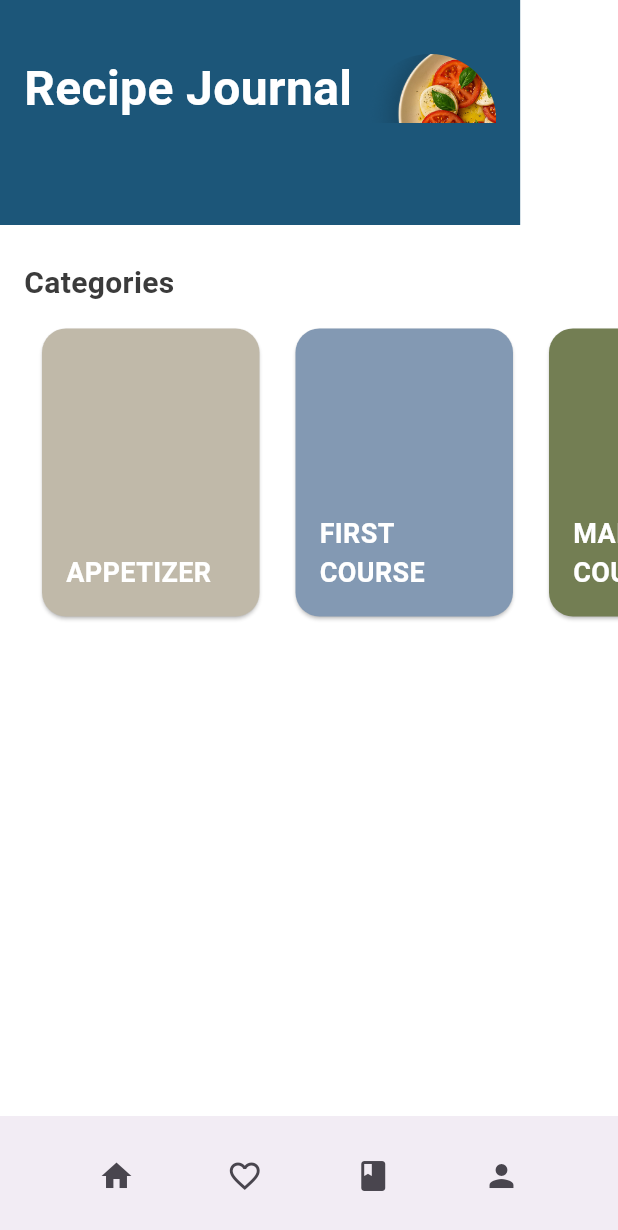
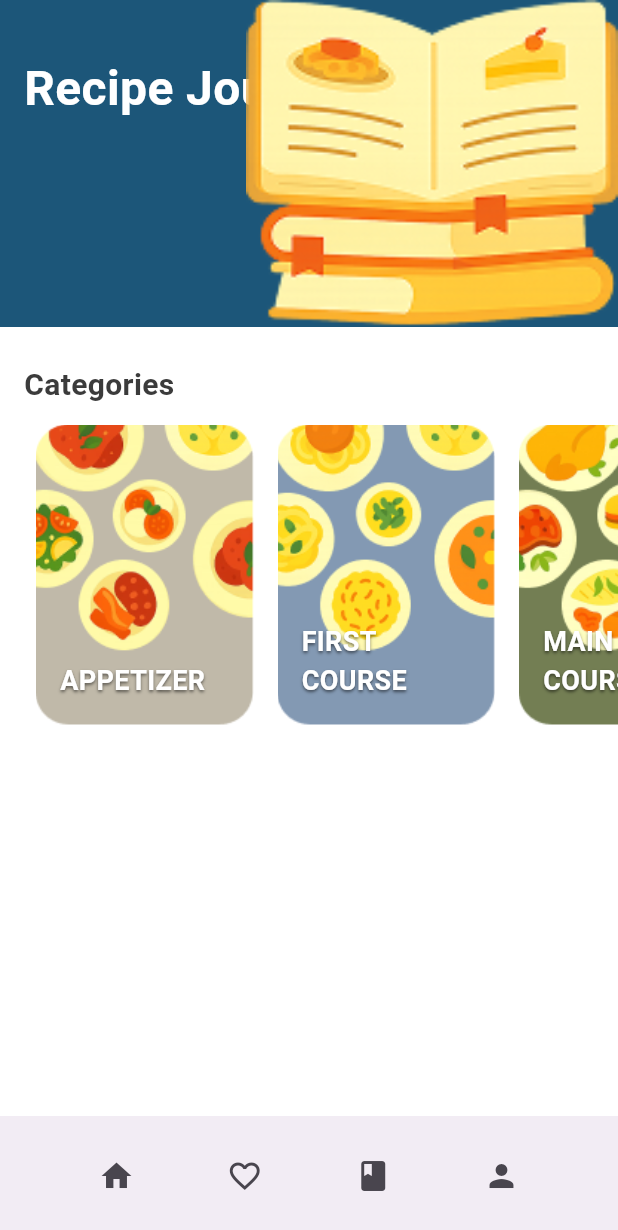
Before and after one commit to 195fra/Let-Me-Cook, a Flutter app: the screen it shows after launch, item 2 of the bottom bar chosen, after a tap on the "book" icon, on a phone screen of 412 x 824 dp. Shown: the top 1230 px of the screen. Run offline on Flutter 3.47's test engine with Material 3 defaults, Android fonts, the light colour scheme and no system bars; our stand-ins replace shared_preferences; Roboto replaces fonts that are missing (Dosis).

Commit message:
Sistemato un po' grafica

```diff
--- a/let_me_cook/lib/Pages/Favorite.dart
+++ b/let_me_cook/lib/Pages/Favorite.dart
@@ -4,6 +4,7 @@ import 'package:let_me_cook/components/bottom_bar.dart';
 import 'package:let_me_cook/components/favourites_service.dart';
 import 'package:let_me_cook/data/food_item.dart';
 import 'package:let_me_cook/Pages/Recipe_page.dart';
+import 'package:let_me_cook/components/category_header.dart';
 
 class FavouritePage extends StatefulWidget {
   final List<FoodItem> allItems;
@@ -19,7 +20,6 @@ class _FavouritePageState extends State<FavouritePage> {
   final Map<String, bool> favorites = {};
   final FavoritesService _favoritesService = FavoritesService();
 
-  // lista visibile dei preferiti (ricomputata ogni volta che cambiano i favoriti)
   late List<FoodItem> favoriteItems = [];
 
   @override
@@ -31,10 +31,8 @@ class _FavouritePageState extends State<FavouritePage> {
   Future<void> _loadFavorites() async {
     final loadedFavorites = await _favoritesService.loadFavorites();
     setState(() {
-      favorites
-        ..clear()
-        ..addAll(loadedFavorites);
-      // popola la lista visibile basandosi sulla mappa dei preferiti
+      favorites.clear();
+      favorites.addAll(loadedFavorites);
       favoriteItems = widget.allItems
           .where((item) => favorites[item.title] == true)
           .toList();
@@ -42,9 +40,7 @@ class _FavouritePageState extends State<FavouritePage> {
   }
 
   Future<void> _toggleFavorite(String title) async {
-    // aggiorna e salva tramite il service
     await _favoritesService.toggleFavorite(favorites, title);
-    // ricomputa la lista visibile e forza rebuild
     setState(() {
       favoriteItems = widget.allItems
           .where((item) => favorites[item.title] == true)
@@ -55,9 +51,25 @@ class _FavouritePageState extends State<FavouritePage> {
   @override
   Widget build(BuildContext context) {
     return Scaffold(
-      appBar: AppBar(title: const Text('Your Faves')),
-      body: Column(
+      backgroundColor: Colors.white,
+      body: SafeArea(
+        child: Column(
           children: [
+            // 🔶 Header riutilizzato e stilizzato
+            SizedBox(
+              width: double.infinity,
+              child: CategoryHeader(
+                title: "Your Faves",
+                category: "favourites",
+                searchValue: '',
+                onSearchChanged: (_) {},
+                backgroundColor: const Color(0xFF5F4B3B),
+                showSearchBar: false,
+                showBackButton: false,
+              ),
+            ),
+            const SizedBox(height: 32), // 🔶 distanza tra header e carosello
+            // 🔶 Carosello categorie
             SingleChildScrollView(
               scrollDirection: Axis.horizontal,
               padding: const EdgeInsets.symmetric(horizontal: 8, vertical: 12),
@@ -72,6 +84,7 @@ class _FavouritePageState extends State<FavouritePage> {
                 ],
               ),
             ),
+            // 🔶 Lista dei preferiti filtrati
             Expanded(
               child: Builder(
                 builder: (context) {
@@ -79,15 +92,12 @@ class _FavouritePageState extends State<FavouritePage> {
                     return const Center(child: Text('No favorites yet'));
                   }
 
-                // applica filtro di categoria alla lista già filtrata per preferiti
                   final visible = selectedCategory == 'All'
                       ? favoriteItems
                       : favoriteItems
-                          .where(
-                            (i) =>
+                      .where((i) =>
                   i.category.trim().toLowerCase() ==
-                                selectedCategory.trim().toLowerCase(),
-                          )
+                      selectedCategory.trim().toLowerCase())
                       .toList();
 
                   if (visible.isEmpty) {
@@ -127,21 +137,39 @@ class _FavouritePageState extends State<FavouritePage> {
             ),
           ],
         ),
+      ),
       bottomNavigationBar: const BottomBar(),
     );
   }
 
   Widget buildCategoryChip(String category) {
+    final bool isSelected = selectedCategory == category;
+
     return Padding(
       padding: const EdgeInsets.symmetric(horizontal: 6),
-      child: ChoiceChip(
-        label: Text(category),
-        selected: selectedCategory == category,
-        onSelected: (bool selected) {
+      child: GestureDetector(
+        onTap: () {
           setState(() {
             selectedCategory = category;
           });
         },
+        child: Container(
+          padding: const EdgeInsets.symmetric(horizontal: 16, vertical: 10),
+          decoration: BoxDecoration(
+            color: isSelected ? const Color(0xFF5F4B3B) : Colors.white,
+            borderRadius: BorderRadius.circular(30),
+            border: Border.all(
+              color: isSelected ? const Color(0xFF5F4B3B) : Colors.grey.shade300,
+            ),
+          ),
+          child: Text(
+            category,
+            style: TextStyle(
+              color: isSelected ? Colors.white : Colors.black,
+              fontWeight: FontWeight.bold,
+            ),
+          ),
+        ),
       ),
     );
   }
--- a/let_me_cook/lib/Pages/category_page.dart
+++ b/let_me_cook/lib/Pages/category_page.dart
@@ -68,7 +68,7 @@ class _CategoryPageState extends State<CategoryPage> {
     final headerColor = getCategoryColor(widget.category);
 
     return Scaffold(
-      backgroundColor: Colors.black,
+      backgroundColor: Colors.white,
       body: SafeArea(
         child: FutureBuilder<List<FoodItem>>(
           future: _foodFuture,
--- a/let_me_cook/lib/Pages/recipe_journal.dart
+++ b/let_me_cook/lib/Pages/recipe_journal.dart
@@ -1,8 +1,8 @@
 import 'package:flutter/material.dart';
 import 'package:let_me_cook/Pages/category_page.dart';
 import 'package:let_me_cook/components/category_header.dart';
-import 'package:let_me_cook/data/category_colors.dart';
 import 'package:let_me_cook/components/bottom_bar.dart';
+import 'package:let_me_cook/data/category_backgrounds.dart';
 
 class RecipeJournal extends StatefulWidget {
   const RecipeJournal({super.key});
@@ -23,13 +23,10 @@ class _RecipeJournalState extends State<RecipeJournal> {
   int _currentIndex = 0;
 
   void _onTabSelected(int index) {
-    // Per ora cambiamo solo l'indice selezionato; eventuale navigazione può essere
-    // aggiunta qui (es. aprire Favorites o Profile)
     setState(() {
       _currentIndex = index;
     });
 
-    // Esempio minimo: mostrare uno snack per le tab non implementate
     if (index != 0) {
       final labels = ['Home', 'Favorites', 'Profile'];
       ScaffoldMessenger.of(context).showSnackBar(
@@ -88,14 +85,16 @@ class _RecipeJournalState extends State<RecipeJournal> {
                             ),
                           );
                         },
-                        child: Card(
-                          color: getCategoryColor(category),
-                          shape: RoundedRectangleBorder(
-                            borderRadius: BorderRadius.circular(16),
-                          ),
-                          child: SizedBox(
+                        child: Container(
                           width: 145,
                           height: 200,
+                          decoration: BoxDecoration(
+                            borderRadius: BorderRadius.circular(16),
+                            image: DecorationImage(
+                              image: AssetImage(getCategoryBackground(category)),
+                              fit: BoxFit.cover,
+                            ),
+                          ),
                           child: Padding(
                             padding: const EdgeInsets.all(16),
                             child: Align(
@@ -107,7 +106,13 @@ class _RecipeJournalState extends State<RecipeJournal> {
                                   fontWeight: FontWeight.bold,
                                   fontFamily: 'Dosis',
                                   color: Colors.white,
+                                  shadows: [
+                                    Shadow(
+                                      offset: Offset(0, 1),
+                                      blurRadius: 2,
+                                      color: Colors.black54,
                                     ),
+                                  ],
                                 ),
                               ),
                             ),
--- a/let_me_cook/lib/components/category_header.dart
+++ b/let_me_cook/lib/components/category_header.dart
@@ -1,42 +1,6 @@
 import 'package:flutter/material.dart';
 import 'package:let_me_cook/components/searchbar.dart';
 import 'package:let_me_cook/data/category_images.dart';
-
-// Widget semplice e robusto per mostrare un'immagine circolare dall'asset.
-// Se l'asset non è disponibile mostra un placeholder visibile invece di lanciare un'eccezione.
-class _AssetCircleImage extends StatelessWidget {
-  final String imagePath;
-  final double size;
-
-
-  const _AssetCircleImage({Key? key, required this.imagePath, this.size = 72}) : super(key: key);
-
-  @override
-  Widget build(BuildContext context) {
-    return SizedBox(
-      width: size,
-      height: size,
-      child: ClipOval(
-        child: Image.asset(
-          imagePath,
-          fit: BoxFit.cover,
-          errorBuilder: (context, error, stackTrace) {
-            // Placeholder visibile quando l'asset non è presente o fallisce il caricamento
-            return Container(
-              color: Colors.grey.shade700,
-              alignment: Alignment.center,
-              child: Icon(
-                Icons.fastfood,
-                color: Colors.white,
-                size: size * 0.5,
-              ),
-            );
-          },
-        ),
-      ),
-    );
-  }
-}
 
 class CategoryHeader extends StatelessWidget {
   final String title;
@@ -54,7 +18,7 @@ class CategoryHeader extends StatelessWidget {
     required this.onSearchChanged,
     this.backgroundColor,
     this.showBackButton = true,
-    this.showSearchBar = true, // default: visibile
+    this.showSearchBar = true,
     super.key,
   });
 
@@ -63,8 +27,13 @@ class CategoryHeader extends StatelessWidget {
     final imagePath = getCategoryImage(category ?? title);
 
     return Container(
+      height: 218,
+      width: double.infinity,
       color: backgroundColor ?? Colors.transparent,
-      padding: const EdgeInsets.only(left: 16, right: 16, top: 32, bottom: 16),
+      child: Stack(
+        children: [
+          Padding(
+            padding: const EdgeInsets.only(left: 16, top: 32, bottom: 16),
             child: Column(
               crossAxisAlignment: CrossAxisAlignment.start,
               children: [
@@ -74,10 +43,8 @@ class CategoryHeader extends StatelessWidget {
                     onPressed: () => Navigator.of(context).pop(),
                   ),
                 const SizedBox(height: 4),
-          Stack(
-            children: [
                 Padding(
-                padding: const EdgeInsets.only(right: 96), // spazio per immagine
+                  padding: const EdgeInsets.only(right: 96),
                   child: Text(
                     title,
                     style: const TextStyle(
@@ -88,19 +55,25 @@ class CategoryHeader extends StatelessWidget {
                     ),
                   ),
                 ),
-              Positioned(
-                right: 0,
-                child: _AssetCircleImage(imagePath: imagePath, size: 88),
-              ),
-            ],
-          ),
-          const SizedBox(height: 52), // Spazio minimo richiesto tra titolo e search bar
+                const SizedBox(height: 32),
                 if (showSearchBar)
                   AppSearchBar(
                     value: searchValue,
                     onChanged: onSearchChanged,
                   ),
-
+              ],
+            ),
+          ),
+          Positioned(
+            right: 0,
+            top: 0,
+            bottom: 0,
+            child: Image.asset(
+              imagePath,
+              height: 218,
+              fit: BoxFit.cover,
+            ),
+          ),
         ],
       ),
     );
--- /dev/null
+++ b/let_me_cook/lib/data/category_backgrounds.dart
@@ -0,0 +1,11 @@
+String getCategoryBackground(String category) {
+  final normalized = category.toLowerCase().replaceAll(' ', '_');
+
+  // Mappa di alias per nomi alternativi
+  final aliases = {
+    'main_course': 'main_dish',
+  };
+
+  final finalName = aliases[normalized] ?? normalized;
+  return 'assets/images/categories/$finalName.png';
+}
--- a/let_me_cook/lib/data/category_images.dart
+++ b/let_me_cook/lib/data/category_images.dart
@@ -1,9 +1,11 @@
 const Map<String, String> categoryImages = {
   'Appetizer': 'assets/images/appetizer.png',
   'First Course': 'assets/images/first_course.png',
-  'Main Course': 'assets/images/main_course.png',
+  'Main Course': 'assets/images/main_dish.png',
   'Side Dish': 'assets/images/side_dish.png',
   'Dessert': 'assets/images/dessert.png',
+  'Journal': 'assets/images/book.png',
+  'favourites': 'assets/images/favByChef.png',
 };
 
 // Restituisce il path dell'immagine per una categoria facendo un match case-insensitive
@@ -13,6 +15,6 @@ String getCategoryImage(String? category) {
   for (final entry in categoryImages.entries) {
     if (entry.key.toLowerCase() == key) return entry.value;
   }
-  // fallback su un'immagine esistente per evitare asset missing
+
   return 'assets/images/appetizer.png';
 }
--- a/let_me_cook/pubspec.yaml
+++ b/let_me_cook/pubspec.yaml
@@ -57,6 +57,7 @@ flutter:
   assets:
     - assets/recipes.json
     - assets/images/
+    - assets/images/categories/
   # The following line ensures that the Material Icons font is
   # included with your application, so that you can use the icons in
   # the material Icons class.
```
Also changed, not shown: let_me_cook/assets/images/book.png (added), let_me_cook/assets/images/categories/appetizer.png (added), let_me_cook/assets/images/categories/dessert.png (added), let_me_cook/assets/images/categories/first_course.png (added), let_me_cook/assets/images/categories/main_dish.png (added), let_me_cook/assets/images/categories/side_dish.png (added), let_me_cook/assets/images/favByChef.png (added), let_me_cook/pubspec.lock, 1 other file. Lines whose indentation alone changed are shown as unchanged.
